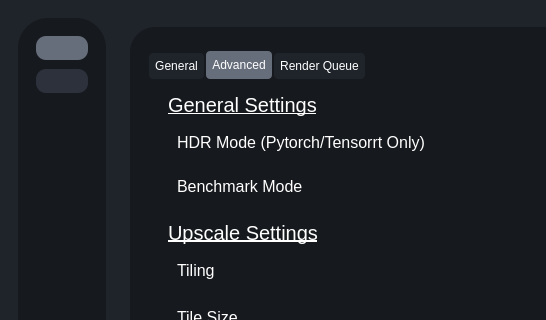
Above: testRVEInterface.ui from gokulmc/enhance_crop before the change; both pictures show x 0 to 546 and y 0 to 320 of the 978 by 871 pixel window. Below: the same form after it.
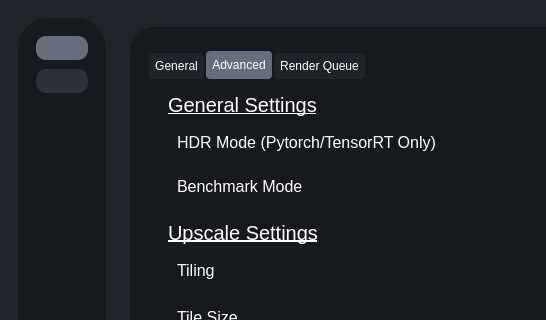
That is the form after the change. The open tabs and pages were chosen to show the change. Icons and pictures are not drawn.

Patch:
```diff
--- a/testRVEInterface.ui
+++ b/testRVEInterface.ui
@@ -1172,7 +1172,7 @@
                               <string/>
                              </property>
                              <property name="text">
-                              <string>HDR Mode (Pytorch/Tensorrt Only)</string>
+                              <string>HDR Mode (Pytorch/TensorRT Only)</string>
                              </property>
                             </widget>
                            </item>
```
